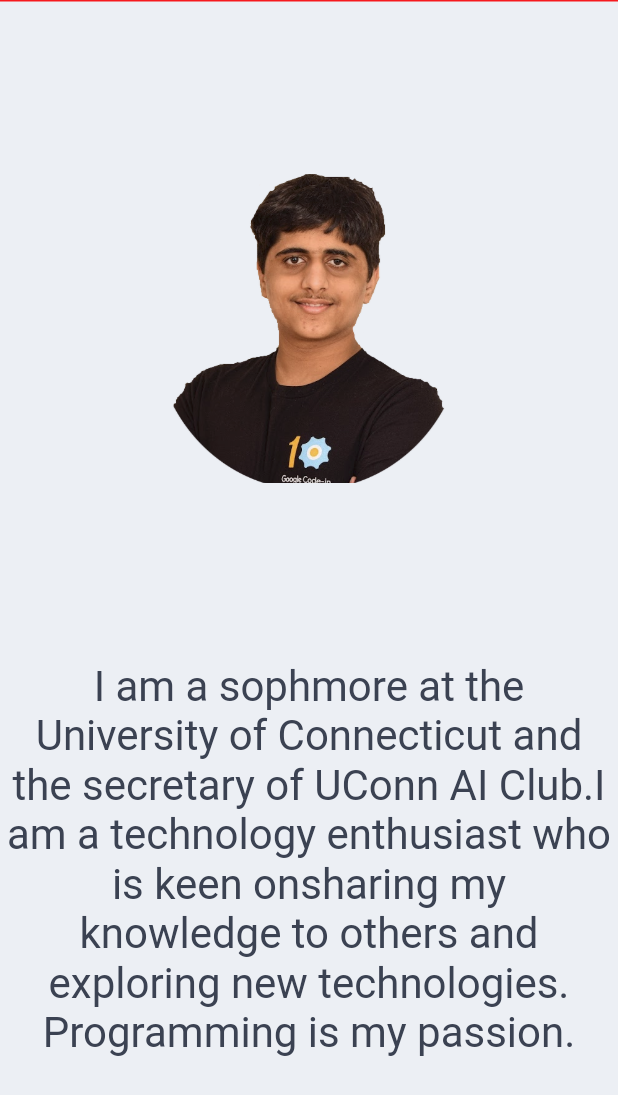
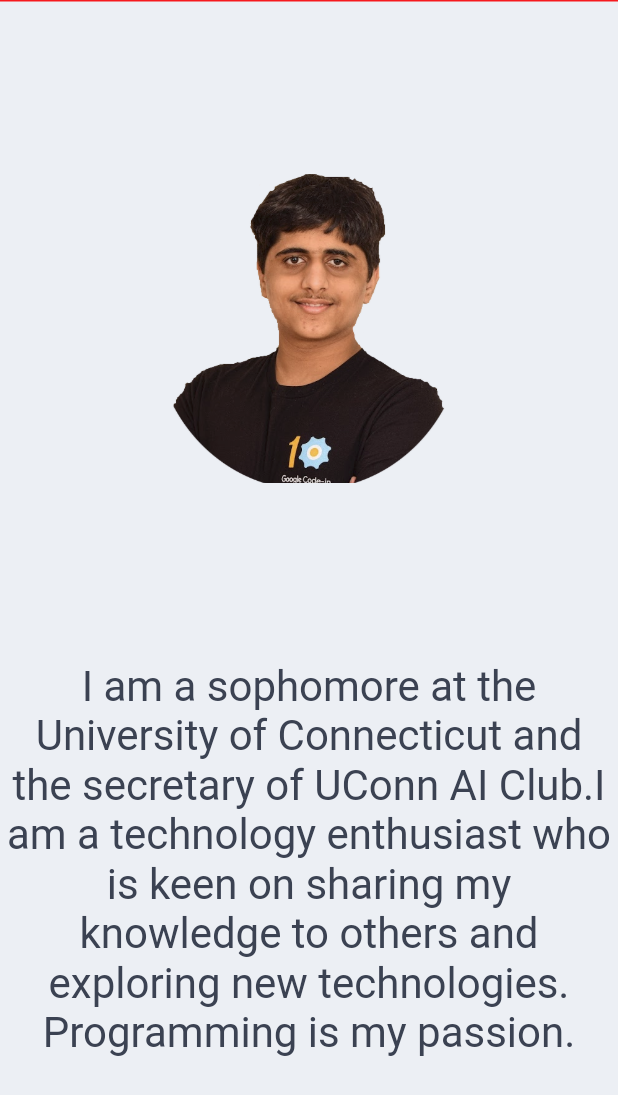
Before and after one commit to charitarthchugh/website, a Flutter app: the About widget shown alone on an empty page, opened directly, on a phone screen of 412 x 824 dp. Shown: the top 1095 px of the screen. Run offline on Flutter 3.47's test engine with Material 2 defaults, Android fonts, the light colour scheme and no system bars; drawn by our look-alikes of auto_size_text, velocity_x; our stand-ins replace font_awesome_flutter, google_fonts.

Commit message:
Update about.dart

```diff
--- a/lib/views/about.dart
+++ b/lib/views/about.dart
@@ -11,8 +11,8 @@ class About extends StatelessWidget {
 
   @override
   Widget build(BuildContext context) {
-    const String aboutMe = "I am a sophmore at the University of Connecticut and the secretary of UConn AI Club."
-        "I am a technology enthusiast who is keen on"
+    const String aboutMe = "I am a sophomore at the University of Connecticut and the secretary of UConn AI Club."
+        "I am a technology enthusiast who is keen on "
         "sharing my knowledge to others and exploring new technologies. Programming is my passion.";
     final profileData = AutoSizeText(
       aboutMe,
```
